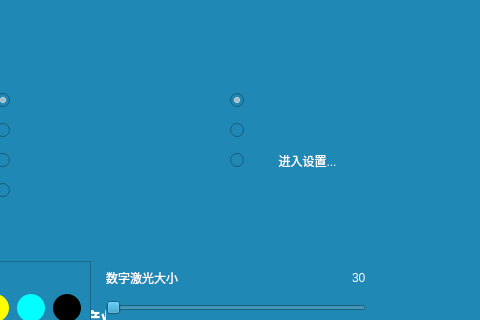
Before: the Qt Designer form EasyPointer/mainwindow.ui in wlffeng2008/EasyPointer, drawn with Qt 5; both pictures show x 360 to 840 and y 103 to 423 of the 840 by 520 pixel window.
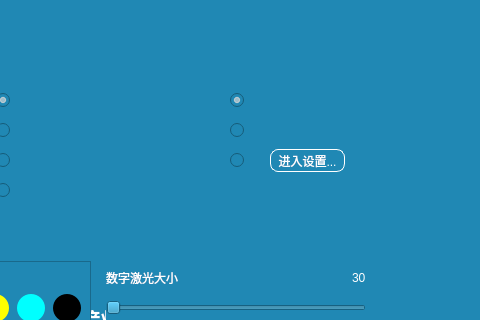
After: the same form once the commit is applied. The open tabs and pages were chosen to show the change. Icons and pictures are not drawn.

```diff
--- a/EasyPointer/mainwindow.ui
+++ b/EasyPointer/mainwindow.ui
@@ -1337,6 +1337,12 @@
         <height>23</height>
        </rect>
       </property>
+      <property name="cursor">
+       <cursorShape>PointingHandCursor</cursorShape>
+      </property>
+      <property name="styleSheet">
+       <string notr="true">border: 1px solid white; border-radius:8px; background-color:none;</string>
+      </property>
       <property name="text">
        <string>进入设置...</string>
       </property>
```
Left out of the diff: 73 changed lines with no effect on the pictures.
